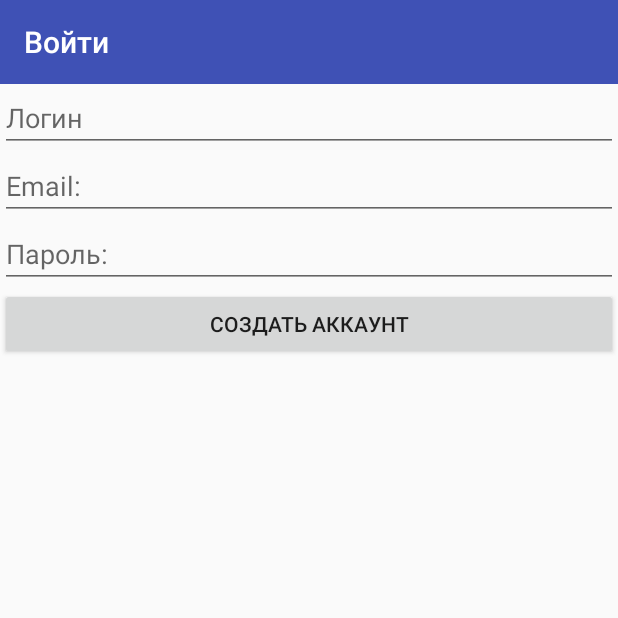
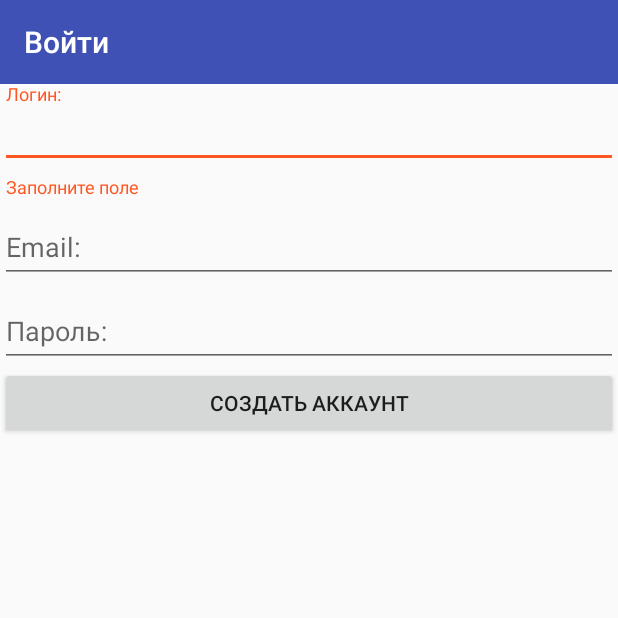
Before and after one commit to MLapatko/GuitarLessons, an Android app: the fragment CreateAccountFragment placed in its activity, after a tap on "СОЗДАТЬ АККАУНТ", on a phone screen of 412 x 824 dp, the top half of it. Run offline under Robolectric (Android 15) with nearby library versions, the phone set to English and light mode, and no system bars; libraries missing offline, so code that uses them is left out: com.backendless, com.backendless.async, com.backendless.exceptions, com.backendless.persistence.

Commit message:
Added error processing with TextInputLayout

```diff
--- a/app/build.gradle
+++ b/app/build.gradle
@@ -27,5 +27,6 @@ dependencies {
     compile 'com.android.support.constraint:constraint-layout:1.0.2'
     compile 'com.backendless:backendless:4.0.4'
     compile 'com.google.android.gms:play-services-auth:11.8.0'
+    compile 'com.android.support:design:23.2.+'
     testCompile 'junit:junit:4.12'
 }
--- a/app/src/main/java/com/example/user/guitarlessons/CreateAccountFragment.java
+++ b/app/src/main/java/com/example/user/guitarlessons/CreateAccountFragment.java
@@ -3,8 +3,11 @@ package com.example.user.guitarlessons;
 import android.os.Bundle;
 import android.support.annotation.NonNull;
 import android.support.annotation.Nullable;
+import android.support.design.widget.TextInputLayout;
 import android.support.v4.app.Fragment;
+import android.text.Editable;
 import android.text.TextUtils;
+import android.text.TextWatcher;
 import android.view.LayoutInflater;
 import android.view.View;
 import android.view.ViewGroup;
@@ -36,6 +39,11 @@ public class CreateAccountFragment extends Fragment implements View.OnClickListe
     final static String TAG = "mylog";
     ViewSwitcher mViewSwitcher;
 
+    TextInputLayout mEmailInputLayout;
+    TextInputLayout mPasswordInputLayout;
+    TextInputLayout mLoginInputLayout;
+
+
     @Nullable
     @Override
     public View onCreateView(@NonNull LayoutInflater inflater, @Nullable ViewGroup container, @Nullable Bundle savedInstanceState) {
@@ -49,6 +57,58 @@ public class CreateAccountFragment extends Fragment implements View.OnClickListe
         mViewSwitcher = rootView.findViewById(R.id.viewSwitcher);
         mViewSwitcher.setDisplayedChild(1);
 
+        mEmailInputLayout=rootView.findViewById(R.id.user_name_input);
+        mPasswordInputLayout=rootView.findViewById(R.id.user_password_input);
+        mLoginInputLayout=rootView.findViewById(R.id.user_name_input);
+
+        mUserName.addTextChangedListener(new TextWatcher() {
+            @Override
+            public void beforeTextChanged(CharSequence charSequence, int i, int i1, int i2) {
+
+            }
+
+            @Override
+            public void onTextChanged(CharSequence charSequence, int i, int i1, int i2) {
+                mLoginInputLayout.setError(null);
+            }
+
+            @Override
+            public void afterTextChanged(Editable editable) {
+
+            }
+        });
+        mEmail.addTextChangedListener(new TextWatcher() {
+            @Override
+            public void beforeTextChanged(CharSequence charSequence, int i, int i1, int i2) {
+
+            }
+
+            @Override
+            public void onTextChanged(CharSequence charSequence, int i, int i1, int i2) {
+                mEmailInputLayout.setError(null);
+            }
+
+            @Override
+            public void afterTextChanged(Editable editable) {
+
+            }
+        });
+        mPassword.addTextChangedListener(new TextWatcher() {
+            @Override
+            public void beforeTextChanged(CharSequence charSequence, int i, int i1, int i2) {
+
+            }
+
+            @Override
+            public void onTextChanged(CharSequence charSequence, int i, int i1, int i2) {
+                mPasswordInputLayout.setError(null);
+            }
+
+            @Override
+            public void afterTextChanged(Editable editable) {
+
+            }
+        });
         return rootView;
     }
 
@@ -56,13 +116,22 @@ public class CreateAccountFragment extends Fragment implements View.OnClickListe
     public void onClick(View view) {
         switch (view.getId()) {
             case R.id.ok_button:
-                if (!TextUtils.isEmpty(mEmail.getText()) && !TextUtils.isEmpty(mPassword.getText())
-                        && !TextUtils.isEmpty(mUserName.getText())) {
+                if (TextUtils.isEmpty(mUserName.getText())){
+                    mLoginInputLayout.setError(getActivity().getResources().getString(R.string.empty_field));
+                    mUserName.requestFocus();
+                }
+                else if (!AuthValidation.checkEmail(mEmail.getText()))
+                {
+                    mEmailInputLayout.setError(getActivity().getResources().getString(R.string.error_3040));
+                    mEmail.requestFocus();
+                }
+                else if (!AuthValidation.checkPasswordLength(mPassword.getText())){
+                    mPasswordInputLayout.setError(getActivity().getResources().getString(R.string.short_password));
+                    mPassword.requestFocus();
+                }
+                else {
                     registrateUser(mEmail.getText().toString(), mPassword.getText().toString(),
                             mUserName.getText().toString());
-                } else {
-                    Toast.makeText(getActivity(),getActivity().getResources().getString(R.string.error_3006),
-                            Toast.LENGTH_SHORT).show();
                 }
                 break;
         }
--- a/app/src/main/java/com/example/user/guitarlessons/LoginFragment.java
+++ b/app/src/main/java/com/example/user/guitarlessons/LoginFragment.java
@@ -6,9 +6,11 @@ import android.os.AsyncTask;
 import android.os.Bundle;
 import android.support.annotation.NonNull;
 import android.support.annotation.Nullable;
+import android.support.design.widget.TextInputLayout;
 import android.support.v4.app.Fragment;
 import android.support.v4.app.FragmentActivity;
-import android.text.TextUtils;
+import android.text.Editable;
+import android.text.TextWatcher;
 import android.util.Log;
 import android.view.LayoutInflater;
 import android.view.View;
@@ -40,7 +42,8 @@ import java.util.Map;
  * Created by user on 07.02.2018.
  */
 
-public class LoginFragment extends Fragment implements View.OnClickListener, GoogleApiClient.OnConnectionFailedListener {
+public class LoginFragment extends Fragment implements View.OnClickListener,
+        GoogleApiClient.OnConnectionFailedListener {
     public static LoginFragment newInstance() {
 
         Bundle args = new Bundle();
@@ -51,19 +54,23 @@ public class LoginFragment extends Fragment implements View.OnClickListener, Goo
     }
 
     final int CREATE_USER_FRAGMENT = 2;
+    final int REQUEST_AUTHORIZATION = 2;
+    final int SIGN_IN = 1;
+    final String TAG = "mylog";
+    final String SERVER_CLIENT_ID = "964645203843-isd2idnvj807sn7sudj6q33rrnkqbtgo.apps.googleusercontent.com";
 
     TextView mCreateAccTextView;
     EditText mEmail;
     EditText mPassword;
     Button mLogInButton;
-    final static String TAG = "mylog";
+    SignInButton mSignInButton;
+
     ViewSwitcher mViewSwitcher;
     GoogleSignInOptions mgSignInOptions;
     GoogleApiClient mgApiClient;
-    final static int SIGN_IN = 1;
-    final static int REQUEST_AUTHORIZATION = 2;
-    SignInButton mSignInButton;
-    final String SERVER_CLIENT_ID = "964645203843-isd2idnvj807sn7sudj6q33rrnkqbtgo.apps.googleusercontent.com";
+
+    TextInputLayout mEmailInputLayout;
+    TextInputLayout mPasswordInputLayout;
 
     @Nullable
     @Override
@@ -84,6 +91,41 @@ public class LoginFragment extends Fragment implements View.OnClickListener, Goo
         mSignInButton = rootView.findViewById(R.id.sign_in_google);
         mSignInButton.setOnClickListener(this);
 
+        mEmailInputLayout=rootView.findViewById(R.id.email_input);
+        mPasswordInputLayout=rootView.findViewById(R.id.password_input);
+
+        mEmail.addTextChangedListener(new TextWatcher() {
+            @Override
+            public void beforeTextChanged(CharSequence charSequence, int i, int i1, int i2) {
+
+            }
+
+            @Override
+            public void onTextChanged(CharSequence charSequence, int i, int i1, int i2) {
+                mEmailInputLayout.setError(null);
+            }
+
+            @Override
+            public void afterTextChanged(Editable editable) {
+
+            }
+        });
+        mPassword.addTextChangedListener(new TextWatcher() {
+            @Override
+            public void beforeTextChanged(CharSequence charSequence, int i, int i1, int i2) {
+
+            }
+
+            @Override
+            public void onTextChanged(CharSequence charSequence, int i, int i1, int i2) {
+                mPasswordInputLayout.setError(null);
+            }
+
+            @Override
+            public void afterTextChanged(Editable editable) {
+
+            }
+        });
         return rootView;
     }
 
@@ -109,11 +151,15 @@ public class LoginFragment extends Fragment implements View.OnClickListener, Goo
     public void onClick(View view) {
         switch (view.getId()) {
             case R.id.login_button:
-                if (!TextUtils.isEmpty(mEmail.getText()) && !TextUtils.isEmpty(mPassword.getText())) {
+                if (!AuthValidation.checkEmail(mEmail.getText())){
+                    mEmailInputLayout.setError(getActivity().getResources().getString(R.string.error_3040));
+                    mEmail.requestFocus();
+                }else if (!AuthValidation.checkPasswordLength(mPassword.getText())){
+                    mPasswordInputLayout.setError(getActivity().getResources().getString(R.string.short_password));
+                    mPassword.requestFocus();
+                }
+                else {
                     logIn(mEmail.getText().toString(), mPassword.getText().toString());
-                } else {
-                    Toast.makeText(getActivity(), getActivity().getResources().getString(R.string.error_3006),
-                            Toast.LENGTH_LONG).show();
                 }
                 break;
             case R.id.create_account:
@@ -223,5 +269,4 @@ public class LoginFragment extends Fragment implements View.OnClickListener, Goo
                     }
                 });
     }
-
 }
--- a/app/src/main/res/layout/create_account_fragment.xml
+++ b/app/src/main/res/layout/create_account_fragment.xml
@@ -17,6 +17,11 @@
             android:layout_height="wrap_content"
             android:orientation="vertical">
 
+            <android.support.design.widget.TextInputLayout
+                android:id="@+id/user_name_input"
+                android:layout_width="match_parent"
+                android:layout_height="wrap_content">
+
                 <EditText
                     android:id="@+id/user_name"
                     android:layout_width="match_parent"
@@ -24,8 +29,15 @@
                     android:ems="10"
                     android:hint="@string/user_name"
                     android:inputType="textEmailAddress"
+                    android:maxLength="25"
                     tools:layout_editor_absoluteX="0dp"
                     tools:layout_editor_absoluteY="16dp" />
+            </android.support.design.widget.TextInputLayout>
+
+            <android.support.design.widget.TextInputLayout
+                android:id="@+id/user_email_input"
+                android:layout_width="match_parent"
+                android:layout_height="wrap_content">
 
                 <EditText
                     android:id="@+id/user_email"
@@ -36,6 +48,12 @@
                     android:inputType="textEmailAddress"
                     tools:layout_editor_absoluteX="0dp"
                     tools:layout_editor_absoluteY="16dp" />
+            </android.support.design.widget.TextInputLayout>
+
+            <android.support.design.widget.TextInputLayout
+                android:id="@+id/user_password_input"
+                android:layout_width="match_parent"
+                android:layout_height="wrap_content">
 
                 <EditText
                     android:id="@+id/user_password"
@@ -44,8 +62,10 @@
                     android:ems="10"
                     android:hint="@string/password"
                     android:inputType="textPassword"
+                    android:maxLength="15"
                     tools:layout_editor_absoluteX="0dp"
                     tools:layout_editor_absoluteY="47dp" />
+            </android.support.design.widget.TextInputLayout>
 
             <Button
                 android:id="@+id/ok_button"
@@ -53,7 +73,6 @@
                 android:layout_height="wrap_content"
                 android:text="@string/create_account" />
 
-
         </LinearLayout>
     </ViewSwitcher>
 </LinearLayout>
--- a/app/src/main/res/values/strings.xml
+++ b/app/src/main/res/values/strings.xml
@@ -5,7 +5,7 @@
     <string name="password">Пароль:</string>
     <string name="create_account">Создать аккаунт</string>
     <string name="log_in">Войти</string>
-    <string name="user_name">Логин</string>
+    <string name="user_name">Логин:</string>
     <string name="log_out">Выйти</string>
 
     <string name="error_3003">Неправильный логин или пароль</string>
@@ -13,4 +13,6 @@
     <string name="error_3040">Email введен неверно</string>
     <string name="unknown_error">Произошла неизвестная ошибка</string>
     <string name="error_3006">Заполните все поля</string>
+    <string name="empty_field">Заполните поле</string>
+    <string name="short_password">Пароль должен быть не менее 7 символов </string>
 </resources>
```
Also changed, not shown: app/src/main/java/com/example/user/guitarlessons/AuthValidation.java (added, +20 -0 lines), app/src/main/java/com/example/user/guitarlessons/UserAuthManager.java (+7 -6 lines), app/src/main/res/layout/login_fragment_layout.xml (+15 -1 lines). Lines whose indentation alone changed are shown as unchanged.
